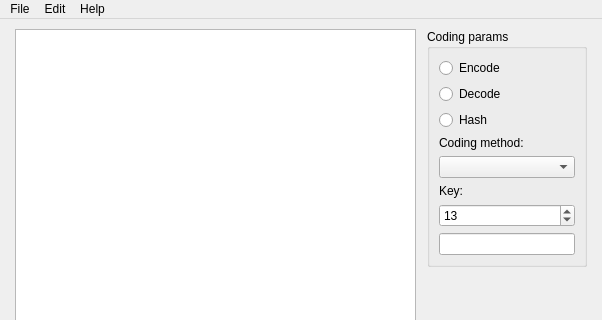
First picture: the form in ui/main.ui, repository Chereq/cryptex, before the edit; both pictures show x 0 to 602 and y 0 to 320 of the 602 by 465 pixel window.
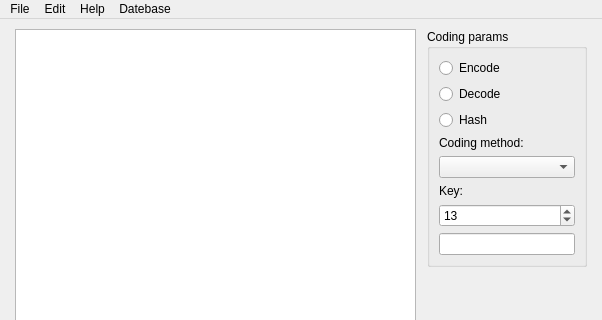
Second picture: the form after the edit. Icons and pictures are not drawn.

Commit message: SQLite-based file-db prepared to use

Diff of the .ui file:
```diff
--- a/ui/main.ui
+++ b/ui/main.ui
@@ -197,7 +197,7 @@
      <x>0</x>
      <y>0</y>
      <width>602</width>
-     <height>21</height>
+     <height>25</height>
     </rect>
    </property>
    <widget class="QMenu" name="menuHelp">
@@ -237,9 +237,23 @@
     <addaction name="separator"/>
     <addaction name="actionClear"/>
    </widget>
+   <widget class="QMenu" name="menuDatebase">
+    <property name="title">
+     <string>Datebase</string>
+    </property>
+    <widget class="QMenu" name="menuLoad_text">
+     <property name="title">
+      <string>Load text...</string>
+     </property>
+    </widget>
+    <addaction name="actionSave_2"/>
+    <addaction name="actionLoad_last_text"/>
+    <addaction name="menuLoad_text"/>
+   </widget>
    <addaction name="menuFile"/>
    <addaction name="menuEdit"/>
    <addaction name="menuHelp"/>
+   <addaction name="menuDatebase"/>
   </widget>
   <action name="menu_help">
    <property name="text">
```
Left out of the diff: 15 changed lines with no effect on the pictures. The commit also changes 2 other files.
